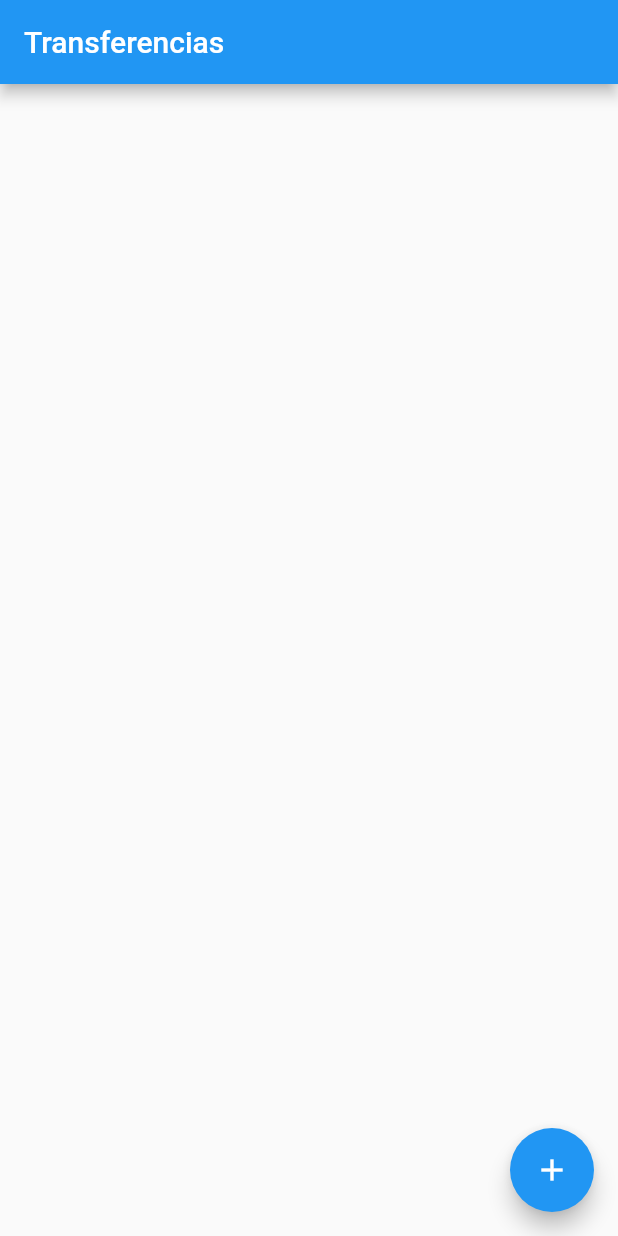
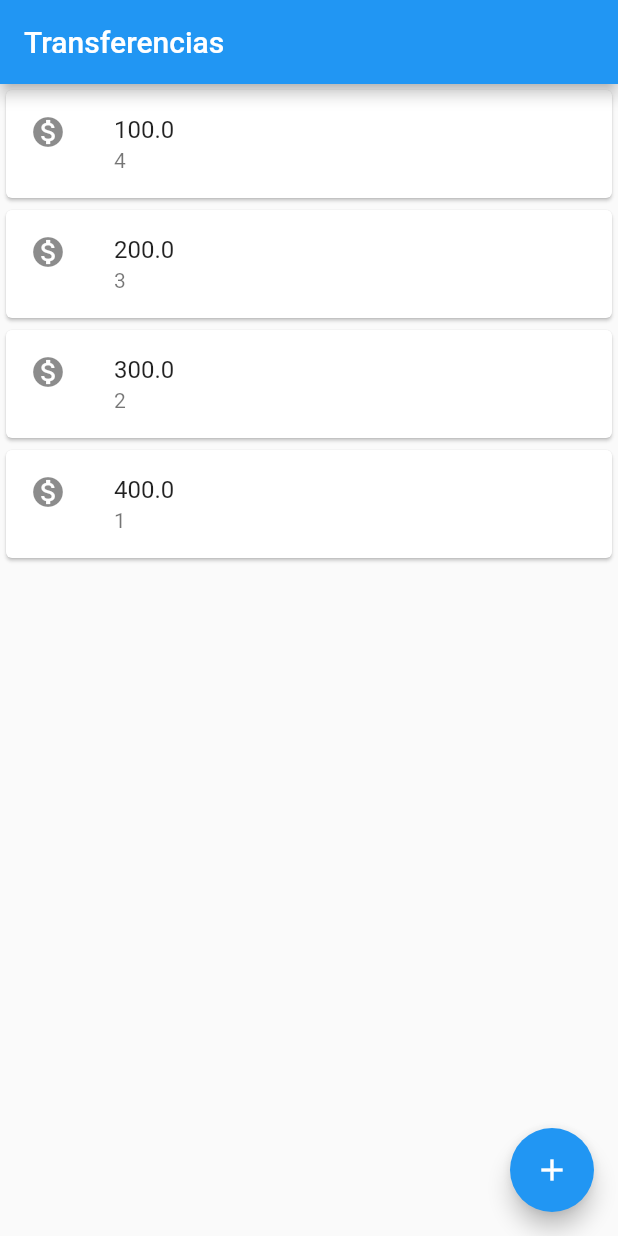
Before and after one commit to jpedro0/AluraByteBank, a Flutter app: the screen it shows after launch, on a phone screen of 412 x 824 dp. Run offline on Flutter 3.47's test engine with Material 2 defaults, Android fonts, the phone set to English and light mode, and no system bars.

Commit message:
[TSK] Layout Windgets Transferencias [NEW] Criando o layout e sua class para a Transferencias

```diff
--- a/lib/main.dart
+++ b/lib/main.dart
@@ -3,13 +3,46 @@ import 'package:flutter/material.dart';
 
 void main() => runApp(MaterialApp(
       home: Scaffold(
-        appBar: AppBar(
-          title: Text(
-            'Transferencias',
-          ),
-        ),
-        floatingActionButton: FloatingActionButton(
-          child: Icon(Icons.add),
-        ),
+          appBar: AppBar(title: Text('Transferencias')),
+          floatingActionButton: FloatingActionButton(child: Icon(Icons.add)),
+          body: ListaTransferencia()),
+    ));
+
+class ListaTransferencia extends StatelessWidget {
+  @override
+  Widget build(BuildContext context) {
+    return Column(
+      children: <Widget>[
+        ItemTransferencia(Transferencia(100.0, 4)),
+        ItemTransferencia(Transferencia(200.0, 3)),
+        ItemTransferencia(Transferencia(300.0, 2)),
+        ItemTransferencia(Transferencia(400.0, 1))
+      ],
+    );
+  }
+}
+
+class ItemTransferencia extends StatelessWidget {
+  final Transferencia _transferencia;
+
+  ItemTransferencia(this._transferencia);
+
+  @override
+  Widget build(BuildContext context) {
+    // TODO: implement build
+    return Card(
+      child: ListTile(
+        leading: Icon(Icons.monetization_on),
+        title: Text(_transferencia.valor.toString()),
+        subtitle: Text(_transferencia.numeroConta.toString()),
       ),
-    ));
+    );
+  }
+}
+
+class Transferencia{
+  final double valor;
+  final int numeroConta;
+
+  Transferencia(this.valor, this.numeroConta);
+}
```
